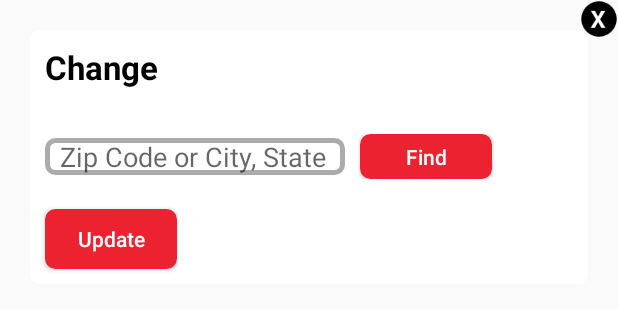
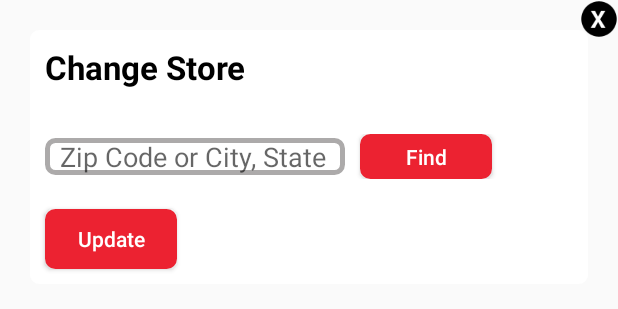
Before and after one commit to IMiMineDigital/Fareway, an Android app: the layout change_store_popup.xml on its own in the app's theme, with its tools: preview values and no code run, on a phone screen of 412 x 824 dp. Shown: the top 309 px of the screen. Run offline under Robolectric (Android 15) with nearby library versions, the phone set to English and light mode, and no system bars; network calls fail; Roboto replaces fonts that are not available here.

Commit message:
change strings.

```diff
--- a/app/src/main/res/layout/change_store_popup.xml
+++ b/app/src/main/res/layout/change_store_popup.xml
@@ -29,7 +29,7 @@
             android:id="@+id/main_title"
             android:layout_width="wrap_content"
             android:layout_height="wrap_content"
-            android:text="@string/change_store"
+            android:text="@string/change_store_title"
             android:textSize="10pt"
             android:textStyle="bold"
             android:textColor="@color/black"
--- a/app/src/main/res/values/strings.xml
+++ b/app/src/main/res/values/strings.xml
@@ -231,7 +231,8 @@
     <string name="add_ofr">Additional Offer</string>
 
     <!--change store-->
-    <string name="change_store"><b>Change</b></string>
+    <string name="change_store"><b><u>Change</u></b></string>
+    <string name="change_store_title"><b>Change Store</b></string>
     <string name="zip_cod">Zip Code or City, State</string>
     <string name="find">Find</string>
     <string name="update">Update</string>
```
